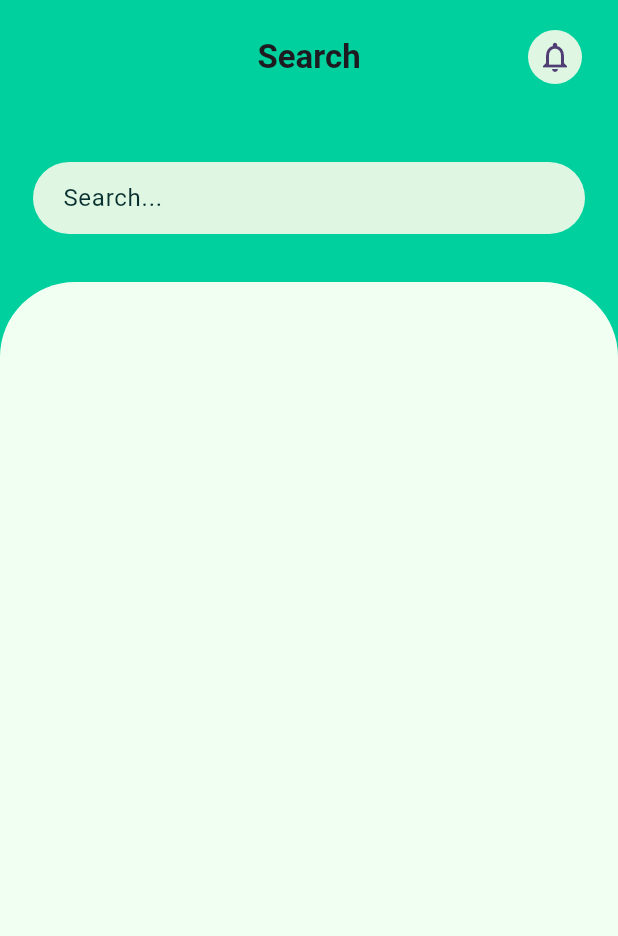
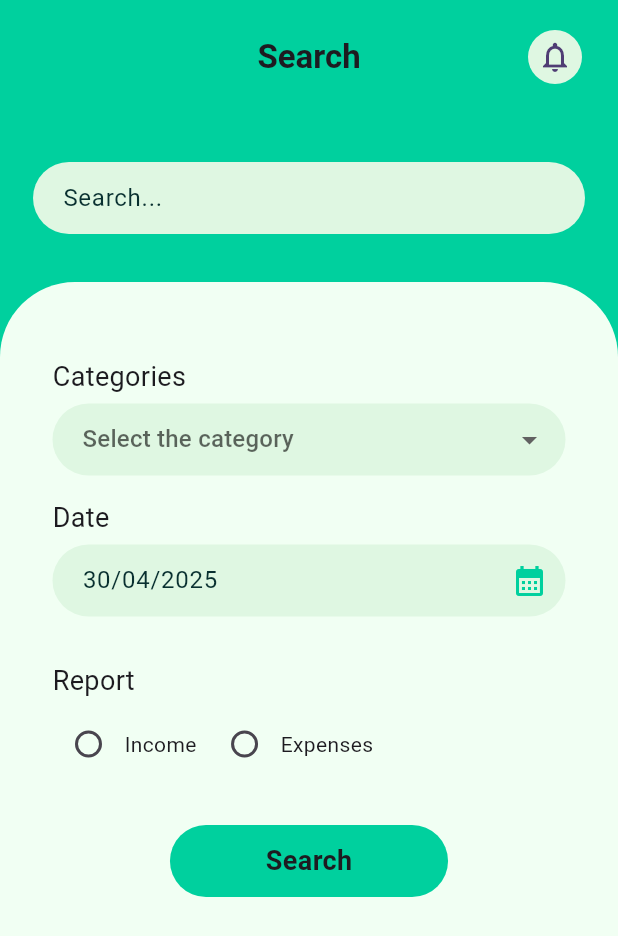
Before and after one commit to ericasiedu/finwise, a Flutter app: the SearchAnalysisScreen widget shown alone on an empty page, opened directly, on a phone screen of 412 x 824 dp. Shown: the top 936 px of the screen. Run offline on Flutter 3.47's test engine with Material 3 defaults, Android fonts, the phone set to English and light mode, and no system bars; our stand-ins replace smooth_page_indicator.

Commit message:
FW-8 commit

```diff
--- a/lib/screens/mains/Analysis/search_analysis_screen.dart
+++ b/lib/screens/mains/Analysis/search_analysis_screen.dart
@@ -1,8 +1,10 @@
 import 'package:finwise/utils/color.dart';
 import 'package:finwise/utils/container_wrapper.dart';
 import 'package:finwise/utils/custom_input.dart';
+import 'package:finwise/utils/primary_button.dart';
 import 'package:flutter/material.dart';
 import 'package:flutter/services.dart';
+import 'package:intl/intl.dart';
 
 class SearchAnalysisScreen extends StatefulWidget {
   const SearchAnalysisScreen({super.key});
@@ -22,6 +24,29 @@ class _SearchAnalysisScreenState extends State<SearchAnalysisScreen> {
       ),
     );
 
+    List<String> items = ['option 1', 'option 2', 'option 3'];
+    String? selectedValue;
+
+    String? _selectedOption; // Can be null initially
+
+    final List<String> _options = ['Income', 'Expenses'];
+
+    TextEditingController _dateController = TextEditingController();
+    DateTime? _selectedDate;
+
+    Future<void> _selectDate(BuildContext context) async {
+      final DateTime? pickedDate = await showDatePicker(
+        context: context,
+        initialDate: DateTime.now(),
+        firstDate: DateTime(2000),
+        lastDate: DateTime(2100),
+      );
+
+      if (pickedDate != null) {
+        _dateController.text = DateFormat('dd/MM/yyyy').format(pickedDate);
+      }
+    }
+
     return ContainerWrapper(
       showAppBar: true,
       title: 'Search',
@@ -34,7 +59,98 @@ class _SearchAnalysisScreenState extends State<SearchAnalysisScreen> {
           SizedBox(height: 60),
         ],
       ),
-      bodyChild: Column(children: []),
+      bodyChild: Column(
+        crossAxisAlignment: CrossAxisAlignment.start,
+        children: [
+          Text('Categories', style: TextStyle(fontSize: 18)),
+          SizedBox(height: 5),
+          DropdownButtonFormField<String>(
+            isExpanded: true,
+            decoration: InputDecoration(
+              filled: true,
+              fillColor: lightGreen,
+              border: OutlineInputBorder(
+                borderRadius: BorderRadius.circular(30),
+                borderSide: BorderSide.none,
+              ),
+              contentPadding: EdgeInsets.symmetric(
+                horizontal: 16,
+                vertical: 12,
+              ),
+            ),
+            value: selectedValue,
+            hint: Text('Select the category'),
+            items:
+                items.map<DropdownMenuItem<String>>((String value) {
+                  return DropdownMenuItem<String>(
+                    value: value,
+                    child: Text(value),
+                  );
+                }).toList(),
+            onChanged: (String? value) {
+              setState(() {
+                selectedValue = value;
+              });
+            },
+          ),
+          SizedBox(height: 15),
+          Text('Date', style: TextStyle(fontSize: 18)),
+          SizedBox(height: 5),
+          TextField(
+            controller: _dateController, // <-- Added this
+            decoration: InputDecoration(
+              filled: true,
+              fillColor: lightGreen,
+              hintText: '30/04/2025',
+              hintStyle: TextStyle(color: placeHolderColor),
+              border: OutlineInputBorder(
+                borderRadius: BorderRadius.circular(50.0),
+                borderSide: BorderSide.none,
+              ),
+              enabledBorder: OutlineInputBorder(
+                borderRadius: BorderRadius.circular(50.0),
+                borderSide: BorderSide.none,
+              ),
+              contentPadding: EdgeInsets.symmetric(
+                horizontal: 16.0,
+                vertical: 12.0,
+              ),
+              suffixIcon: Icon(Icons.calendar_month, color: primaryColor),
+            ),
+            readOnly: true,
+            onTap: () => _selectDate(context),
+          ),
+          SizedBox(height: 30),
+          Text('Report', style: TextStyle(fontSize: 18)),
+          SizedBox(height: 5),
+          Row(
+            children:
+                _options.map((option) {
+                  return Row(
+                    children: [
+                      Radio<String>(
+                        value: option,
+                        groupValue: _selectedOption,
+                        onChanged: (String? value) {
+                          setState(() {
+                            _selectedOption = value;
+                          });
+                        },
+                        activeColor: primaryColor,
+                      ),
+                      Text(option),
+                      SizedBox(width: 8), // Add spacing between options
+                    ],
+                  );
+                }).toList(),
+          ),
+          SizedBox(height: 30),
+          Center(
+            child: PrimaryButton(
+            title: 'Search', color: primaryColor, onTap: () {}),
+          )
+        ],
+      ),
     );
   }
 }
--- a/pubspec.yaml
+++ b/pubspec.yaml
@@ -35,6 +35,7 @@ dependencies:
   # Use with the CupertinoIcons class for iOS style icons.
   cupertino_icons: ^1.0.8
   smooth_page_indicator: ^1.2.0
+  intl: ^0.20.2
 
 dev_dependencies:
   flutter_test:
```
Also changed, not shown: pubspec.lock.
